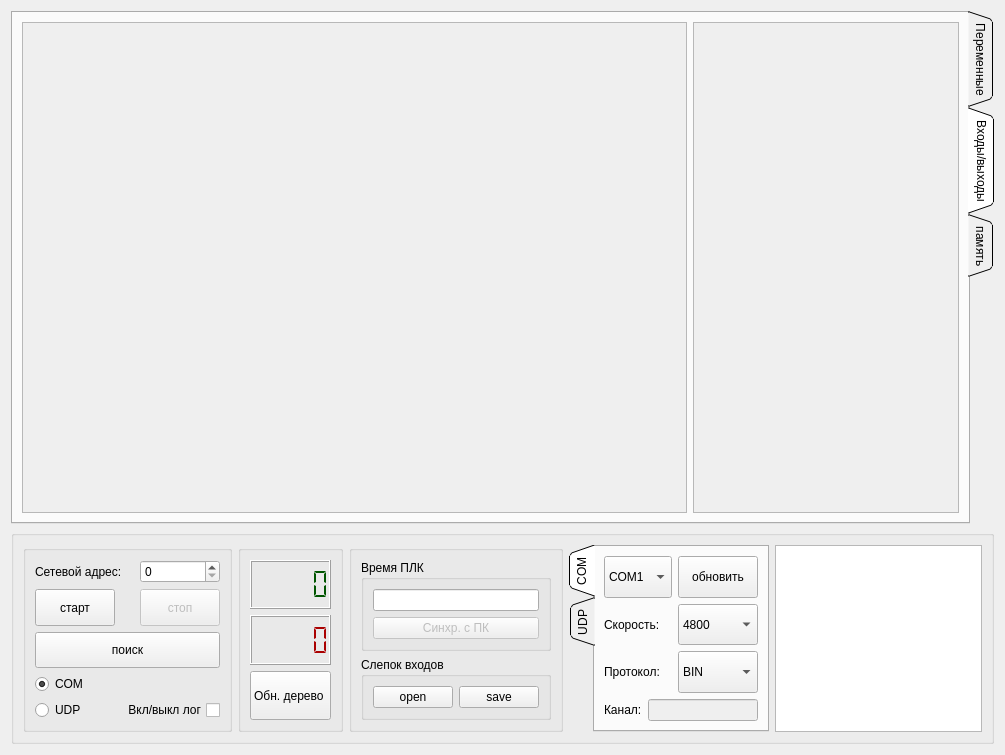
First picture: the form in Debugger/debuggerform.ui, repository atikbif/relkonIDE, before the edit.
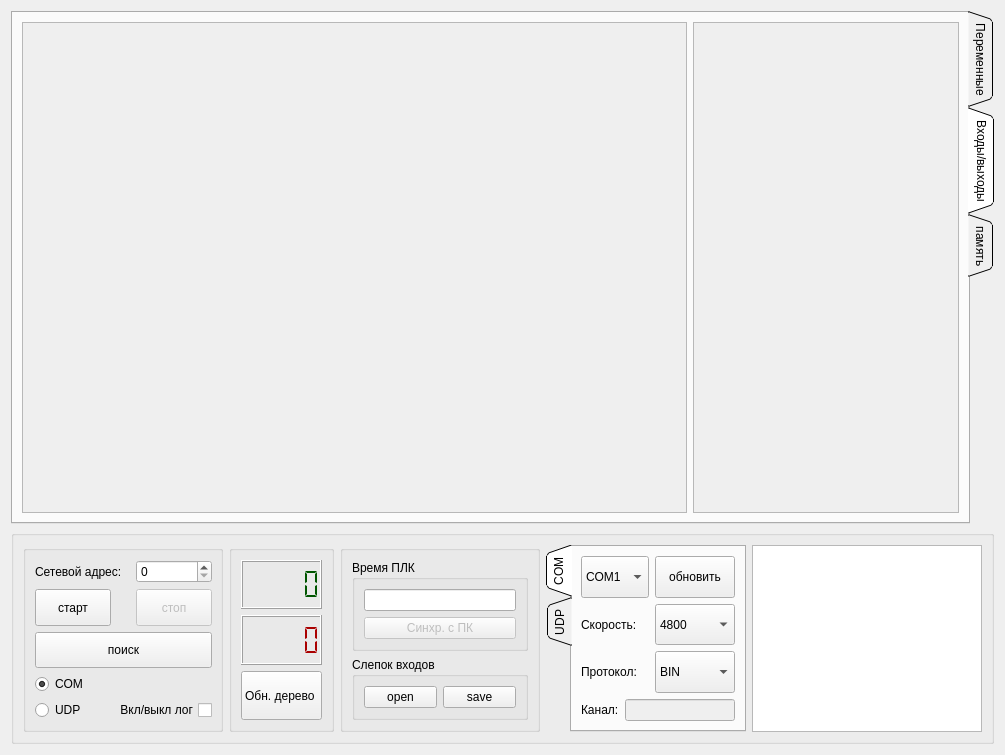
Second picture: the form after the edit. The open tabs and pages were chosen to show the change.

The edit to the form file:
```diff
--- a/Debugger/debuggerform.ui
+++ b/Debugger/debuggerform.ui
@@ -282,8 +282,8 @@
         </property>
         <property name="maximumSize">
          <size>
-          <width>1000</width>
-          <height>1000</height>
+          <width>200</width>
+          <height>16777215</height>
          </size>
         </property>
         <property name="title">
@@ -342,9 +342,18 @@
              <verstretch>0</verstretch>
             </sizepolicy>
            </property>
+           <property name="autoFillBackground">
+            <bool>false</bool>
+           </property>
            <property name="text">
             <string>старт</string>
            </property>
+           <property name="autoDefault">
+            <bool>false</bool>
+           </property>
+           <property name="flat">
+            <bool>false</bool>
+           </property>
           </widget>
          </item>
          <item row="1" column="2">
@@ -390,6 +399,12 @@
           <verstretch>0</verstretch>
          </sizepolicy>
         </property>
+        <property name="maximumSize">
+         <size>
+          <width>150</width>
+          <height>16777215</height>
+         </size>
+        </property>
         <property name="title">
          <string/>
         </property>
@@ -577,7 +592,7 @@
         </property>
         <property name="maximumSize">
          <size>
-          <width>1000</width>
+          <width>200</width>
           <height>1000</height>
          </size>
         </property>
@@ -674,7 +689,7 @@
         </property>
         <property name="maximumSize">
          <size>
-          <width>1000</width>
+          <width>250</width>
           <height>1000</height>
          </size>
         </property>
```
Left out of the diff: 8 changed lines with no effect on the pictures.
